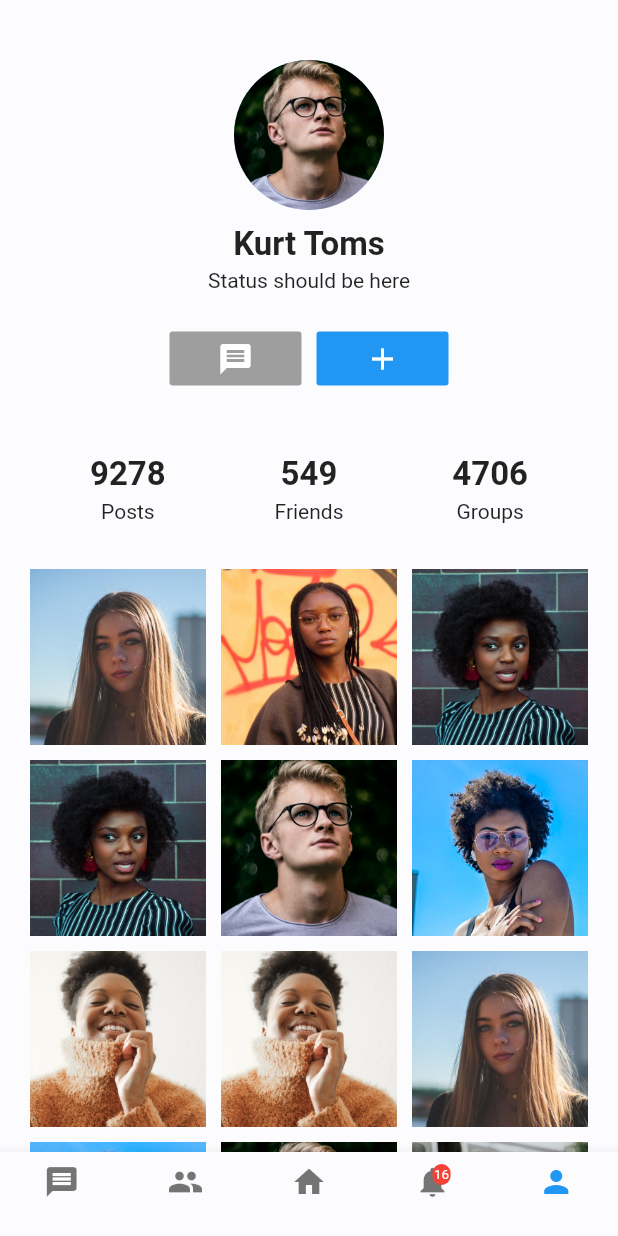
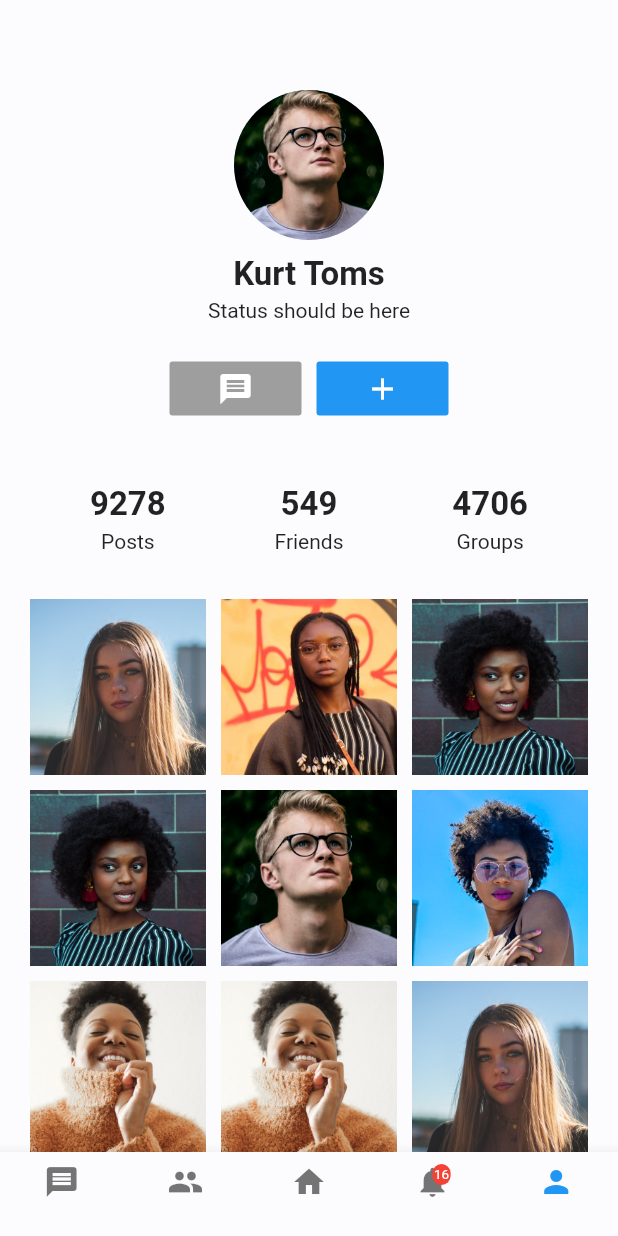
Before and after one commit to JideGuru/FlutterSocialAppUIKit, a Flutter app: the screen it shows after launch, swiped to page 5, on a phone screen of 412 x 824 dp. Run offline on Flutter 3.47's test engine with Material 2 defaults, Android fonts, the phone set to English and light mode, and no system bars.

Commit message:
Code clean

```diff
--- a/lib/screens/chats.dart
+++ b/lib/screens/chats.dart
@@ -1,7 +1,6 @@
 import 'package:flutter/material.dart';
 import 'package:social_app_ui/util/data.dart';
 import 'package:social_app_ui/widgets/chat_item.dart';
-
 
 class Chats extends StatefulWidget {
   @override
@@ -17,7 +16,6 @@ class _ChatsState extends State<Chats> with SingleTickerProviderStateMixin,
     super.initState();
     _tabController = TabController(vsync: this, initialIndex: 0, length: 2);
   }
-
 
   @override
   Widget build(BuildContext context) {
--- a/lib/screens/conversation.dart
+++ b/lib/screens/conversation.dart
@@ -1,10 +1,7 @@
 import 'package:flutter/material.dart';
 import 'package:social_app_ui/util/data.dart';
 import 'dart:math';
-
 import 'package:social_app_ui/widgets/chat_bubble.dart';
-
-
 
 class Conversation extends StatefulWidget {
   @override
@@ -166,11 +163,9 @@ class _ConversationState extends State<Conversation> {
                 ),
               ),
             ),
-
           ],
         ),
       ),
-
     );
   }
 }
--- a/lib/screens/friends.dart
+++ b/lib/screens/friends.dart
@@ -25,7 +25,6 @@ class _FriendsState extends State<Friends> {
           ),
         ],
       ),
-
 
       body: ListView.separated(
         padding: EdgeInsets.all(10),
@@ -79,7 +78,6 @@ class _FriendsState extends State<Friends> {
             ),
           );
         },
-
       ),
     );
   }
--- a/lib/screens/home.dart
+++ b/lib/screens/home.dart
@@ -24,7 +24,6 @@ class _HomeState extends State<Home> {
         ],
       ),
 
-
       body: ListView.builder(
         padding: EdgeInsets.symmetric(horizontal: 20),
         itemCount: posts.length,
--- a/lib/screens/main_screen.dart
+++ b/lib/screens/main_screen.dart
@@ -86,7 +86,6 @@ class _MainScreenState extends State<MainScreen> {
           currentIndex: _page,
         ),
       ),
-
     );
   }
 
--- a/lib/screens/notifications.dart
+++ b/lib/screens/notifications.dart
@@ -63,7 +63,6 @@ class _NotificationsState extends State<Notifications> {
             ),
           );
         },
-
       ),
     );
   }
--- a/lib/screens/profile.dart
+++ b/lib/screens/profile.dart
@@ -22,7 +22,7 @@ class _ProfileState extends State<Profile> {
             crossAxisAlignment: CrossAxisAlignment.center,
             children: <Widget>[
 
-              SizedBox(height: 40),
+              SizedBox(height: 60),
               CircleAvatar(
                 backgroundImage: AssetImage(
                   "assets/cm${random.nextInt(10)}.jpeg",
@@ -75,60 +75,11 @@ class _ProfileState extends State<Profile> {
                 child: Row(
                   mainAxisAlignment: MainAxisAlignment.spaceBetween,
                   children: <Widget>[
-                    Column(
-                      children: <Widget>[
-                        Text(
-                          random.nextInt(10000).toString(),
-                          style: TextStyle(
-                            fontWeight: FontWeight.bold,
-                            fontSize: 22,
-                          ),
-                        ),
-                        SizedBox(height: 4),
-                        Text(
-                          "Posts",
-                          style: TextStyle(
-                          ),
-                        ),
-                      ],
-                    ),
+                    _buildCategory("Posts"),
 
-                    Column(
-                      children: <Widget>[
-                        Text(
-                          random.nextInt(10000).toString(),
-                          style: TextStyle(
-                            fontWeight: FontWeight.bold,
-                            fontSize: 22,
-                          ),
-                        ),
-                        SizedBox(height: 4),
-                        Text(
-                          "Friends",
-                          style: TextStyle(
-                          ),
-                        ),
-                      ],
-                    ),
+                    _buildCategory("Friends"),
 
-                    Column(
-                      children: <Widget>[
-                        Text(
-                          random.nextInt(10000).toString(),
-                          style: TextStyle(
-                            fontWeight: FontWeight.bold,
-                            fontSize: 22,
-                          ),
-                        ),
-                        SizedBox(height: 4),
-                        Text(
-                          "Groups",
-                          style: TextStyle(
-                          ),
-                        ),
-                      ],
-                    ),
-
+                    _buildCategory("Groups"),
                   ],
                 ),
               ),
@@ -159,4 +110,24 @@ class _ProfileState extends State<Profile> {
       ),
     );
   }
+
+  Widget _buildCategory(String title){
+    return Column(
+      children: <Widget>[
+        Text(
+          random.nextInt(10000).toString(),
+          style: TextStyle(
+            fontWeight: FontWeight.bold,
+            fontSize: 22,
+          ),
+        ),
+        SizedBox(height: 4),
+        Text(
+          title,
+          style: TextStyle(
+          ),
+        ),
+      ],
+    );
+  }
 }
--- a/lib/util/const.dart
+++ b/lib/util/const.dart
@@ -48,6 +48,4 @@ class Constants{
       ),
     ),
   );
-
-
 }
--- a/lib/widgets/post_item.dart
+++ b/lib/widgets/post_item.dart
@@ -5,7 +5,6 @@ class PostItem extends StatefulWidget {
   final String name;
   final String time;
   final String img;
-
 
   PostItem({
     Key key,
```
Also changed, not shown: pubspec.yaml (+1 -17 lines), 3 other files.
